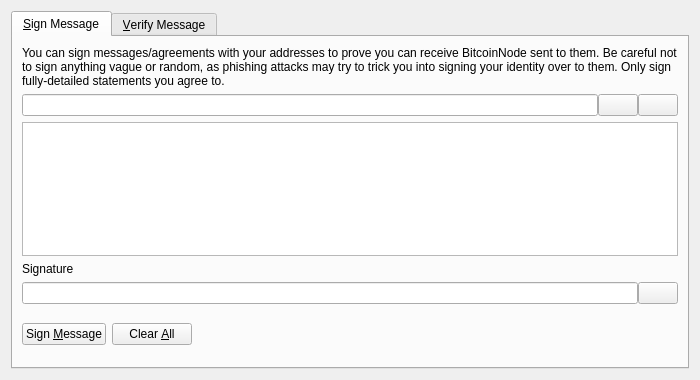
This is src/qt/forms/signverifymessagedialog.ui in modcrypto/bitnexus as Qt 5 draws it before an edit. The edited form follows.
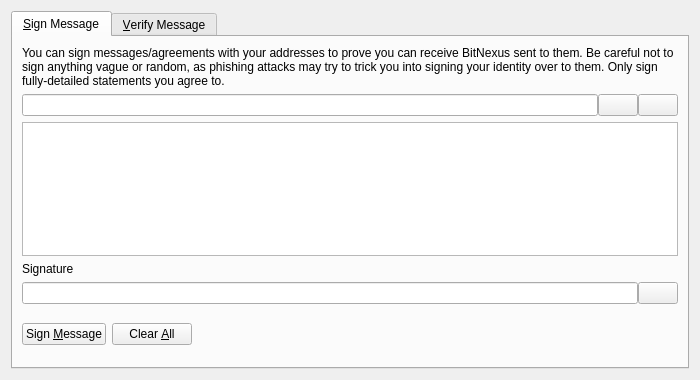
This is the edited form. Custom widgets are drawn as their Qt base class.

Commit message: Reband to BitNexus

Patch:
```diff
--- a/src/qt/forms/signverifymessagedialog.ui
+++ b/src/qt/forms/signverifymessagedialog.ui
@@ -13,9 +13,6 @@
   <property name="windowTitle">
    <string>Signatures - Sign / Verify a Message</string>
   </property>
-  <property name="styleSheet">
-   <string notr="true"/>
-  </property>
   <property name="modal">
    <bool>true</bool>
   </property>
@@ -33,7 +30,7 @@
        <item>
         <widget class="QLabel" name="infoLabel_SM">
          <property name="text">
-          <string>You can sign messages/agreements with your addresses to prove you can receive BitcoinNode sent to them. Be careful not to sign anything vague or random, as phishing attacks may try to trick you into signing your identity over to them. Only sign fully-detailed statements you agree to.</string>
+          <string>You can sign messages/agreements with your addresses to prove you can receive BitNexus sent to them. Be careful not to sign anything vague or random, as phishing attacks may try to trick you into signing your identity over to them. Only sign fully-detailed statements you agree to.</string>
          </property>
          <property name="textFormat">
           <enum>Qt::PlainText</enum>
```
Left out of the diff: 10 changed lines with no effect on the pictures. The commit also changes 820 other files.
